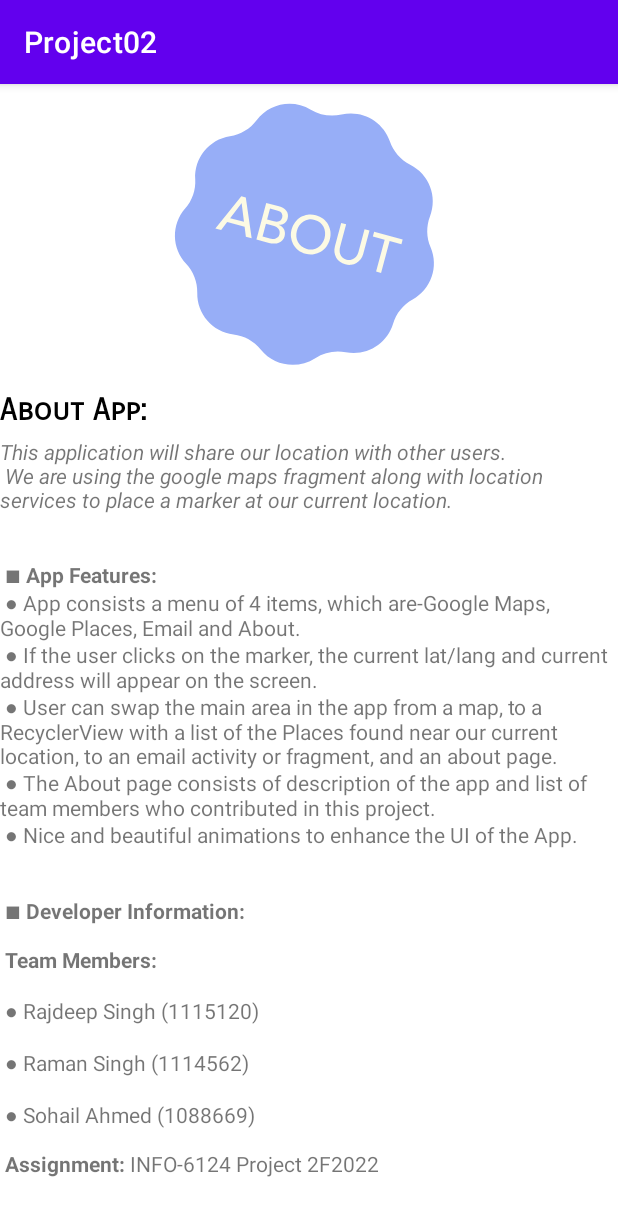
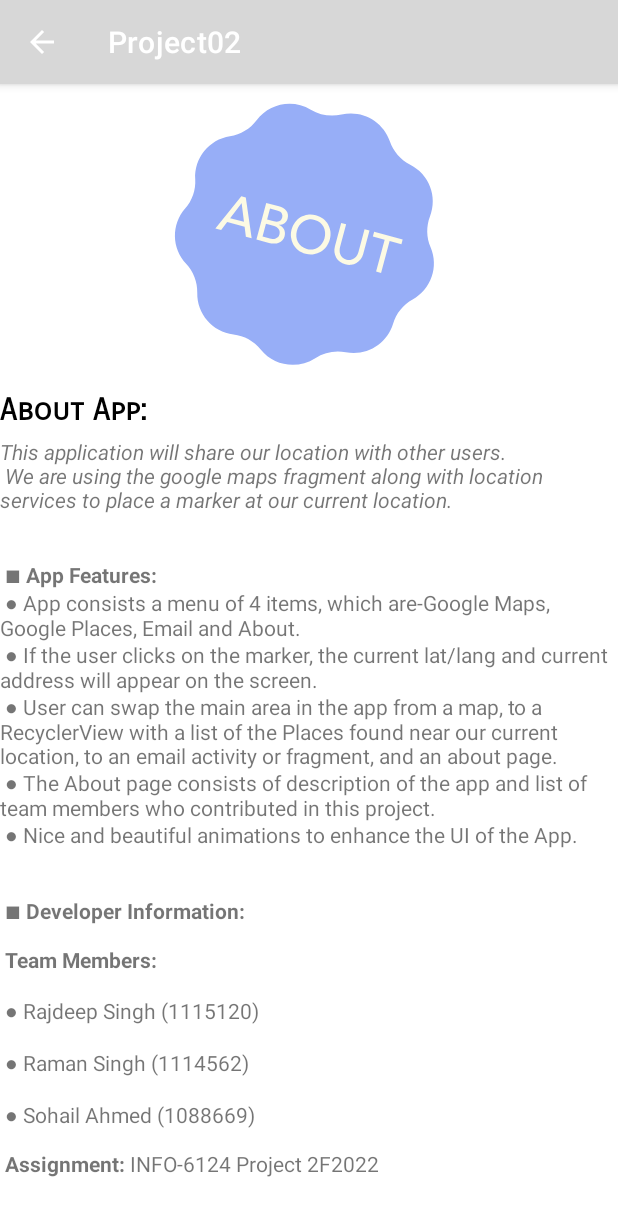
Before and after one commit to rajdeepf1/INFO-6124-Project-2-F2022, an Android app: the AboutActivity screen opened directly, with no data from a screen before it, on a phone screen of 412 x 824 dp. Shown: the top 1216 px of the screen. Run offline under Robolectric (Android 15) with nearby library versions, the phone set to English and light mode, and no system bars.

Commit message:
code enhancements

```diff
--- a/app/src/main/java/com/example/project02/activities/AboutActivity.kt
+++ b/app/src/main/java/com/example/project02/activities/AboutActivity.kt
@@ -9,8 +9,15 @@ class AboutActivity : AppCompatActivity() {
 
     override fun onCreate(savedInstanceState: Bundle?) {
         super.onCreate(savedInstanceState)
-        //setContentView(R.layout.activity_about)
         binding = ActivityAboutBinding.inflate(layoutInflater)
         setContentView(binding.root)
+        getSupportActionBar()?.setDisplayHomeAsUpEnabled(true);
+        getSupportActionBar()?.setDisplayShowHomeEnabled(true);
     }
+
+    override fun onSupportNavigateUp(): Boolean {
+        onBackPressed()
+        return true
+    }
+
 }
--- a/app/src/main/java/com/example/project02/activities/SplashActivity.kt
+++ b/app/src/main/java/com/example/project02/activities/SplashActivity.kt
@@ -22,6 +22,7 @@ class SplashActivity : AppCompatActivity() {
         setContentView(binding.root)
         Handler().postDelayed({
             startActivity(Intent(this,MapsActivity::class.java))
+            finish()
         }, Constants.setTimeOutDuration)
     }
 }
--- a/app/src/main/java/com/example/project02/utils/RetrofitClient.kt
+++ b/app/src/main/java/com/example/project02/utils/RetrofitClient.kt
@@ -4,8 +4,8 @@ import retrofit2.Retrofit
 import retrofit2.converter.gson.GsonConverterFactory
 
 object RetrofitClient {
-    private var retrofit: Retrofit?=null
-    fun getClient (baseUrl:String) :Retrofit {
+    private var retrofit: Retrofit? = null
+    fun getClient(baseUrl: String): Retrofit {
         if (retrofit == null) {
             retrofit = Retrofit.Builder()
                 .baseUrl(baseUrl)
--- /dev/null
+++ b/app/src/main/res/layout-land/activity_about.xml
@@ -0,0 +1,56 @@
+<?xml version="1.0" encoding="utf-8"?>
+<FrameLayout xmlns:android="http://schemas.android.com/apk/res/android"
+    xmlns:app="http://schemas.android.com/apk/res-auto"
+    xmlns:tools="http://schemas.android.com/tools"
+    android:layout_width="match_parent"
+    android:layout_height="match_parent"
+    tools:context=".activities.AboutActivity"
+    android:layout_marginHorizontal="8dp"
+    android:layout_marginBottom="10dp"
+    >
+
+    <ScrollView
+        android:layout_width="match_parent"
+        android:layout_height="wrap_content"
+        android:scrollbars="none"
+        >
+
+        <RelativeLayout
+            android:layout_width="match_parent"
+            android:layout_height="wrap_content">
+
+            <com.airbnb.lottie.LottieAnimationView
+                android:id="@+id/animationView"
+                android:layout_width="200dp"
+                android:layout_height="200dp"
+                android:layout_alignParentStart="true"
+                android:layout_alignParentEnd="true"
+                app:lottie_autoPlay="true"
+                app:lottie_fileName="106214-about.json"
+                app:lottie_loop="true" />
+
+            <TextView
+                android:id="@+id/textViewAboutHeading"
+                android:layout_width="200dp"
+                android:layout_height="wrap_content"
+                android:layout_below="@+id/animationView"
+                android:fontFamily="sans-serif-smallcaps"
+                android:singleLine="true"
+                android:textAppearance="@style/TextAppearance.AppCompat.Title"
+                android:textColor="@android:color/black"
+                android:textStyle="bold"
+                android:text="@string/about_app"
+                android:paddingVertical="5dp"
+                />
+
+            <TextView
+                android:layout_width="match_parent"
+                android:layout_height="wrap_content"
+                android:layout_below="@+id/textViewAboutHeading"
+                android:text="@string/app_description" />
+
+        </RelativeLayout>
+
+    </ScrollView>
+
+</FrameLayout>
--- a/app/src/main/res/values-night/themes.xml
+++ b/app/src/main/res/values-night/themes.xml
@@ -2,15 +2,15 @@
     <!-- Base application theme. -->
     <style name="Theme.Project02" parent="Theme.MaterialComponents.DayNight.DarkActionBar">
         <!-- Primary brand color. -->
-        <item name="colorPrimary">@color/purple_200</item>
-        <item name="colorPrimaryVariant">@color/purple_700</item>
-        <item name="colorOnPrimary">@color/black</item>
+        <item name="colorPrimary">#D7D7D7</item>
+        <item name="colorPrimaryVariant">#7DDAD9</item>
+        <item name="colorOnPrimary">@color/white</item>
         <!-- Secondary brand color. -->
         <item name="colorSecondary">@color/teal_200</item>
-        <item name="colorSecondaryVariant">@color/teal_200</item>
+        <item name="colorSecondaryVariant">@color/teal_700</item>
         <item name="colorOnSecondary">@color/black</item>
         <!-- Status bar color. -->
-        <item name="android:statusBarColor">?attr/colorPrimaryVariant</item>
+        <item name="android:statusBarColor">#A3A3A3</item>
         <!-- Customize your theme here. -->
     </style>
 </resources>
--- a/app/src/main/res/values/strings.xml
+++ b/app/src/main/res/values/strings.xml
@@ -8,4 +8,6 @@
     <string name="app_description"><i>This application will share our location with other users. \n We are using the google maps fragment along with location services to place a marker at our current location.  \n </i> \n \n \u25A0 <b>App Features:</b> \n \u25CF App consists a menu of 4 items, which are-Google Maps, Google Places, Email and About.\n \u25CF If the user clicks on the marker, the current lat/lang and current address will appear on the screen. \n \u25CF User can swap the main area in the app from a map, to a RecyclerView with a list of the
 Places found near our current location, to an email activity or fragment, and an about page.\n \u25CF The About page consists of description of the app and list of team members who  contributed in this project.  \n \u25CF Nice and beautiful animations to enhance the UI of the App. \n \n \n \u25A0 <b>Developer Information:</b> \n \n <b>Team Members:</b> \n \n \u25CF Rajdeep Singh (1115120) \n \n \u25CF Raman Singh (1114562) \n \n \u25CF Sohail Ahmed (1088669) \n \n <b>Assignment:</b> INFO-6124 Project 2F2022</string>
     <string name="about_app">About App:</string>
+    <string name="no_internet_string">No internet connection available!</string>
+    <string name="share_your_location_string">Share Your Location</string>
 </resources>
--- a/app/src/main/res/values/themes.xml
+++ b/app/src/main/res/values/themes.xml
@@ -2,15 +2,15 @@
     <!-- Base application theme. -->
     <style name="Theme.Project02" parent="Theme.MaterialComponents.DayNight.DarkActionBar">
         <!-- Primary brand color. -->
-        <item name="colorPrimary">@color/purple_500</item>
-        <item name="colorPrimaryVariant">@color/purple_700</item>
+        <item name="colorPrimary">#D7D7D7</item>
+        <item name="colorPrimaryVariant">#7DDAD9</item>
         <item name="colorOnPrimary">@color/white</item>
         <!-- Secondary brand color. -->
         <item name="colorSecondary">@color/teal_200</item>
         <item name="colorSecondaryVariant">@color/teal_700</item>
         <item name="colorOnSecondary">@color/black</item>
         <!-- Status bar color. -->
-        <item name="android:statusBarColor">?attr/colorPrimaryVariant</item>
+        <item name="android:statusBarColor">#A3A3A3</item>
         <!-- Customize your theme here. -->
     </style>
 </resources>
```
Also changed, not shown: app/src/main/AndroidManifest.xml (+4 -8 lines), app/src/main/java/com/example/project02/activities/MapsActivity.kt (+57 -27 lines), app/src/main/java/com/example/project02/activities/NearByPlaces.kt (+50 -23 lines), app/src/main/java/com/example/project02/utils/Common.kt (+31 -2 lines), app/src/main/java/com/example/project02/utils/Constants.kt (+8 -1 lines), app/src/main/java/com/example/project02/utils/PermissionUtils.kt (+6 -2 lines), app/src/main/res/layout-land/activity_maps.xml (added, +9 -0 lines), app/src/main/res/layout-land/activity_near_by_places.xml (added, +19 -0 lines), app/src/main/res/layout-land/activity_splash.xml (added, +22 -0 lines), app/src/main/res/layout-land/item_layout.xml (added, +71 -0 lines).
